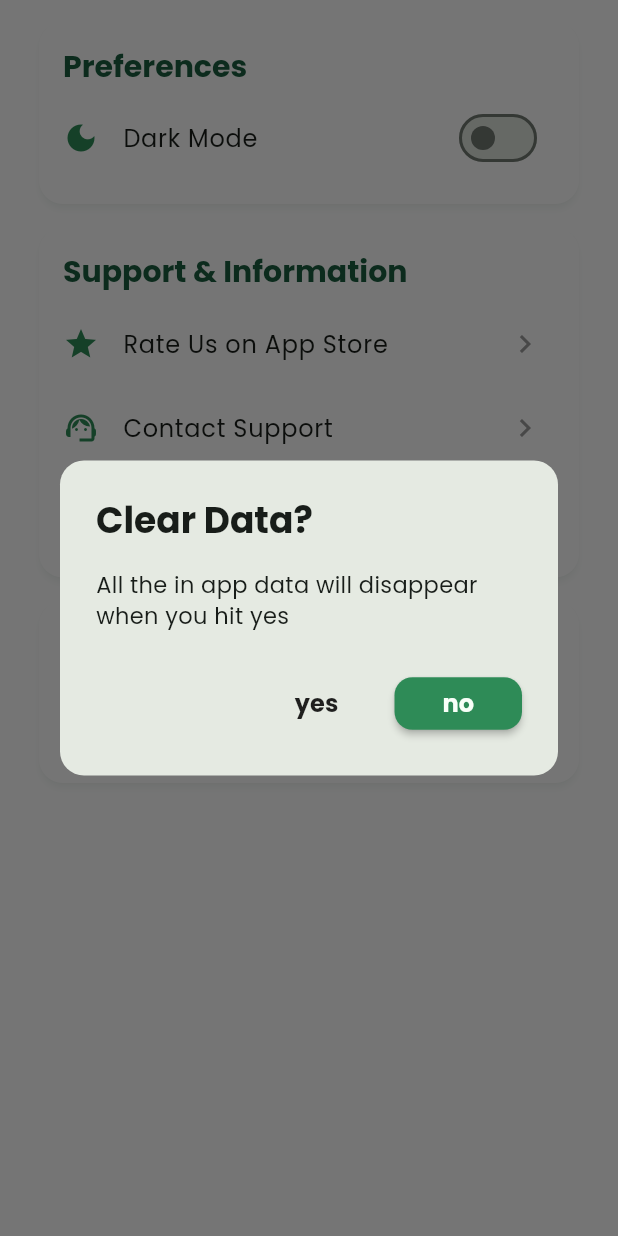
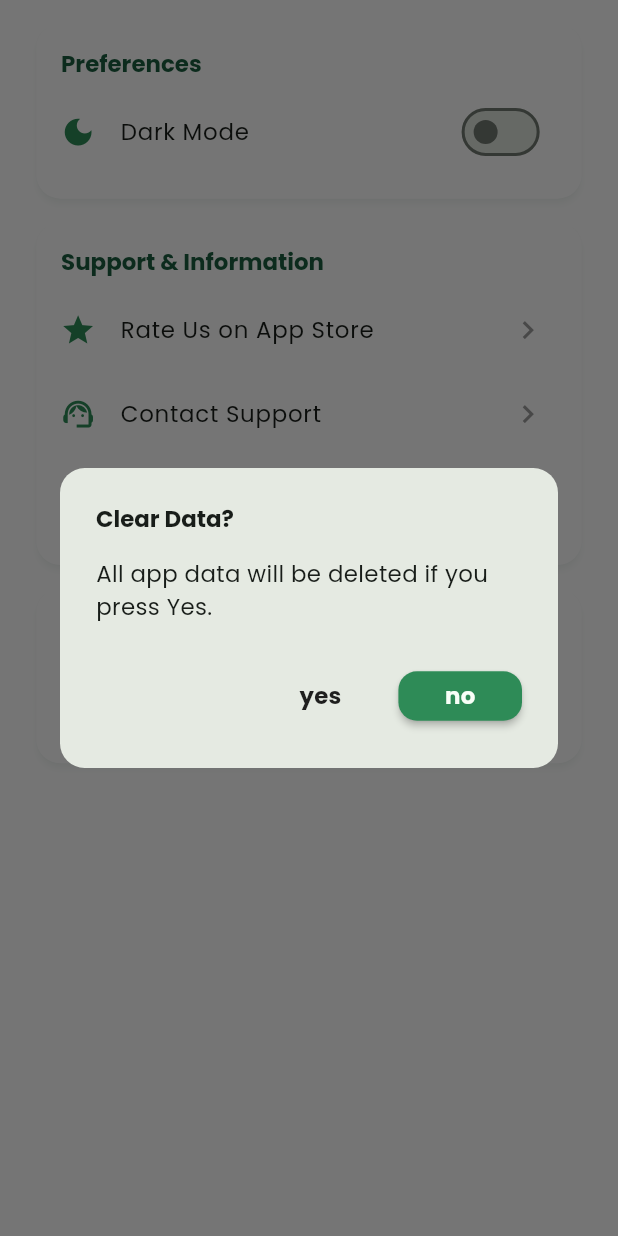
Before and after one commit to lakharasachin-qf/Reminder-App, a Flutter app: the SettingsPage widget shown alone on an empty page, opened directly, after a tap on "Clear all app data", on a phone screen of 412 x 824 dp. Run offline on Flutter 3.47's test engine with Material 3 defaults, Android fonts, the phone set to English and light mode, and no system bars; our stand-ins replace flutter_local_notifications, flutter_slidable, flutter_timezone, google_fonts, google_nav_bar, shared_preferences and 3 more; accounts and stored records are empty.

Commit message:
responsive change

```diff
--- a/lib/views/main_screens/reminder_screen/AddEditReminderScreen.dart
+++ b/lib/views/main_screens/reminder_screen/AddEditReminderScreen.dart
@@ -477,7 +477,7 @@ class _AddEditReminderScreenState extends State<AddEditReminderScreen> {
           icon: Icon(Icons.check_circle, color: AppColors.success, size: 12.w),
           title: Text(
             widget.isEdit ? 'Reminder Edited' : 'Reminder Saved!',
-            style: TextStyle(fontSize: 16.sp),
+            style: TextStyle(fontSize: 18.sp),
           ),
           content: Text(
             'Your reminder "${_titleController.text}" is now set.',
--- a/lib/views/main_screens/settings_screen/SettingsPage.dart
+++ b/lib/views/main_screens/settings_screen/SettingsPage.dart
@@ -5,10 +5,12 @@ import 'package:demo_health/provider/toDoPro.dart';
 import 'package:demo_health/utils/snackBar.dart';
 import 'package:flutter/material.dart';
 import 'package:provider/provider.dart';
+import 'package:sizer/sizer.dart';
 import '../../../provider/reminderPRO.dart';
 
 class SettingsPage extends StatefulWidget {
   const SettingsPage({super.key});
+
   @override
   State<SettingsPage> createState() => _SettingsPageState();
 }
@@ -24,52 +26,16 @@ class _SettingsPageState extends State<SettingsPage> {
 
   @override
   Widget build(BuildContext context) {
+    return Sizer(
+      builder: (context, orientation, deviceType) {
         final settingsProvider = Provider.of<SettingsProvider>(context);
         final themeProvider = Provider.of<ThemeProvider>(context);
         return Padding(
-      padding: const EdgeInsets.only(top: 7, left: 10, right: 10),
+          padding: EdgeInsets.only(top: 1.h, left: 2.w, right: 2.w),
           child: SingleChildScrollView(
             child: Column(
               children: [
                 _buildSettingsCard('Preferences', [
-              // _buildSwitchTile(
-              //   'Enable Notifications',
-              //   Icons.notifications,
-              //   settingsProvider.settingsPrefs.isNotiON,
-              //   // (value) => settingsProvider.toggleNotifications(value),
-              //   (value) {
-              //     print("the button");
-              //     if (!value) {
-              //       showDialog(
-              //         context: context,
-              //         builder: (context) {
-              //           return _showDialog(
-              //             title: "Warning",
-              //             text: "All the app notifications will be canceled",
-              //             function: (value) {
-              //               print("object");
-              //               settingsProvider.toggleNotifications(
-              //                 value,
-              //                 context,
-              //               );
-              //               settingsProvider.settingsPrefs
-              //                   .saveNotificationUpdate();
-              //               Navigator.pop(context);
-              //               // setState(() {});
-              //             },
-              //             context: context,
-              //             yesB: "Agree",
-              //             noB: "Disagree",
-              //             value: value,
-              //           );
-              //         },
-              //       );
-              //     } else {
-              //       settingsProvider.toggleNotifications(value, context);
-              //       settingsProvider.settingsPrefs.saveNotificationUpdate();
-              //     }
-              //   },
-              // ),
                   _buildSwitchTile(
                     'Dark Mode',
                     Icons.dark_mode,
@@ -77,7 +43,6 @@ class _SettingsPageState extends State<SettingsPage> {
                     (value) => themeProvider.toggleTheme(value),
                   ),
                 ]),
-            // const SizedBox(height: 16),
                 _buildSettingsCard('Support & Information', [
                   _buildActionTile('Rate Us on App Store', Icons.star, () {
                     launchPlaystore(context: context);
@@ -88,12 +53,14 @@ class _SettingsPageState extends State<SettingsPage> {
                   }),
                   _buildActionTile('Contact Support', Icons.support_agent, () {
                     launchPlaystore(context: context);
-                MySnackbar().showSnackBar('Opening email client...', context);
+                    MySnackbar().showSnackBar(
+                      'Opening email client...',
+                      context,
+                    );
                   }),
                   _buildInfoTile('App Version', '1.0.0', Icons.info),
                 ]),
-
-            _buildSettingsCard("Cleat Data", [
+                _buildSettingsCard("Clear Data", [
                   _buildActionTile("Clear all app data", Icons.delete, () {
                     showDialog(
                       context: context,
@@ -101,7 +68,7 @@ class _SettingsPageState extends State<SettingsPage> {
                         return _showDialog(
                           title: "Clear Data?",
                           text:
-                          "All the in app data will disappear when you hit yes",
+                              "All app data will be deleted if you press Yes.",
                           function: (value) {
                             settingsProvider.clearAllAppData();
                             Navigator.pop(context);
@@ -110,42 +77,36 @@ class _SettingsPageState extends State<SettingsPage> {
                           yesB: "yes",
                           noB: "no",
                         );
-                    //return _showDialog(title, text, function, context, yesB, noB)
                       },
                     );
                   }),
                 ]),
-            // const SizedBox(height: 24),
-            // const AboutListTile(
-            //   icon: Icon(Icons.favorite, color: AppColors.primary),
-            //   applicationName: 'Smart Health Reminder',
-            //   applicationVersion: '1.0.0',
-            //   applicationLegalese: '© 2025 Health App Team',
-            //   aboutBoxChildren: [Text('Your health, our priority.')],
-            // ),
               ],
             ),
           ),
+        );
+      },
     );
   }
 
   Widget _buildSettingsCard(String title, List<Widget> children) {
     return Card(
       child: Padding(
-        padding: const EdgeInsets.symmetric(vertical: 16),
+        padding: EdgeInsets.symmetric(vertical: 2.h),
         child: Column(
           crossAxisAlignment: CrossAxisAlignment.start,
           children: [
             Padding(
-              padding: const EdgeInsets.symmetric(horizontal: 16.0),
+              padding: EdgeInsets.symmetric(horizontal: 4.w),
               child: Text(
                 title,
-                style: Theme.of(
-                  context,
-                ).textTheme.titleLarge?.copyWith(color: AppColors.primaryDark),
+                style: Theme.of(context).textTheme.titleLarge?.copyWith(
+                  color: AppColors.primaryDark,
+                  fontSize: 16.sp,
                 ),
               ),
-            const SizedBox(height: 8),
+            ),
+            SizedBox(height: 1.h),
             ...children,
           ],
         ),
@@ -160,8 +121,11 @@ class _SettingsPageState extends State<SettingsPage> {
     Function(bool) onChanged,
   ) {
     return SwitchListTile(
-      title: Text(title, style: Theme.of(context).textTheme.bodyLarge),
-      secondary: Icon(icon, color: AppColors.primary),
+      title: Text(
+        title,
+        style: Theme.of(context).textTheme.bodyLarge?.copyWith(fontSize: 16.sp),
+      ),
+      secondary: Icon(icon, color: AppColors.primary, size: 20.sp),
       value: value,
       onChanged: onChanged,
       activeColor: AppColors.primary,
@@ -170,37 +134,31 @@ class _SettingsPageState extends State<SettingsPage> {
 
   Widget _buildActionTile(String title, IconData icon, VoidCallback onTap) {
     return ListTile(
-      leading: Icon(icon, color: AppColors.primary),
-      title: Text(title, style: Theme.of(context).textTheme.bodyLarge),
-      trailing: const Icon(Icons.chevron_right, color: Colors.grey),
+      leading: Icon(icon, color: AppColors.primary, size: 20.sp),
+      title: Text(
+        title,
+        style: Theme.of(context).textTheme.bodyLarge?.copyWith(fontSize: 16.sp),
+      ),
+      trailing: Icon(Icons.chevron_right, color: Colors.grey, size: 20.sp),
       onTap: onTap,
     );
   }
 
   Widget _buildInfoTile(String title, String value, IconData icon) {
     return ListTile(
-      leading: Icon(icon, color: AppColors.primary),
-      title: Text(title, style: Theme.of(context).textTheme.bodyLarge),
+      leading: Icon(icon, color: AppColors.primary, size: 18.sp),
+      title: Text(
+        title,
+        style: Theme.of(context).textTheme.bodyLarge?.copyWith(fontSize: 16.sp),
+      ),
       trailing: Text(
         value,
         style: Theme.of(
           context,
-        ).textTheme.bodyMedium?.copyWith(color: Colors.grey),
+        ).textTheme.bodyMedium?.copyWith(color: Colors.grey, fontSize: 16.sp),
       ),
     );
   }
-
-  // void _showSnackBar(String message) {
-  //   ScaffoldMessenger.of(context).showSnackBar(
-  //     SnackBar(
-  //       content: Text(message),
-  //       backgroundColor: AppColors.primary,
-  //       behavior: SnackBarBehavior.floating,
-  //       shape: RoundedRectangleBorder(borderRadius: BorderRadius.circular(12)),
-  //       margin: const EdgeInsets.all(16),
-  //     ),
-  //   );
-  // }
 }
 
 Widget _showDialog({
@@ -213,27 +171,26 @@ Widget _showDialog({
   bool? value,
 }) {
   return AlertDialog(
-    shape: RoundedRectangleBorder(borderRadius: BorderRadius.circular(16)),
-    title: Text(title),
-    content: Text(text, style: TextStyle(fontSize: 15)),
+    shape: RoundedRectangleBorder(borderRadius: BorderRadius.circular(4.w)),
+    title: Text(title, style: TextStyle(fontSize: 16.sp)),
+    content: Text(text, style: TextStyle(fontSize: 16.sp)),
     actions: [
       MaterialButton(
         onPressed: () {
-          print("dialog");
           function(value ?? true);
         },
-        child: Text(yesB),
+        child: Text(yesB, style: TextStyle(fontSize: 16.sp)),
       ),
       MaterialButton(
-        shape: RoundedRectangleBorder(borderRadius: BorderRadius.circular(12)),
+        shape: RoundedRectangleBorder(borderRadius: BorderRadius.circular(3.w)),
         color: AppColors.primary,
-        height: 35,
-        minWidth: 85,
+        height: 4.h,
+        minWidth: 20.w,
         onPressed: () {
           Navigator.pop(context);
         },
         textColor: AppColors.background,
-        child: Text(noB),
+        child: Text(noB, style: TextStyle(fontSize: 16.sp)),
       ),
     ],
   );
```
Lines whose indentation alone changed are shown as unchanged.
